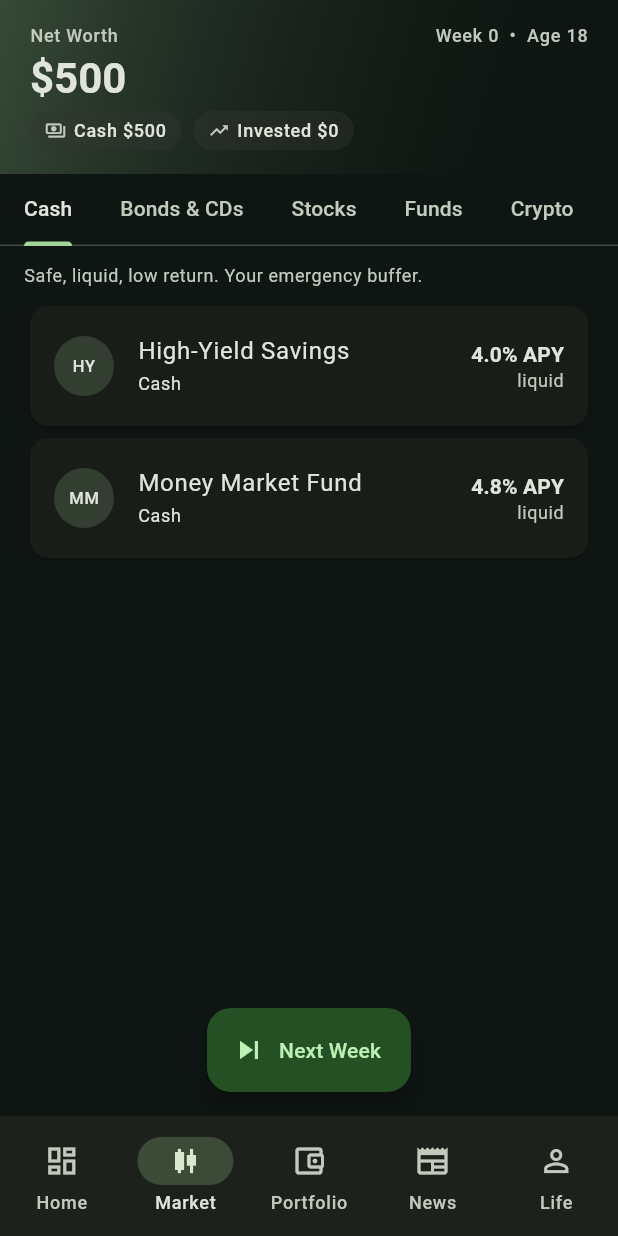
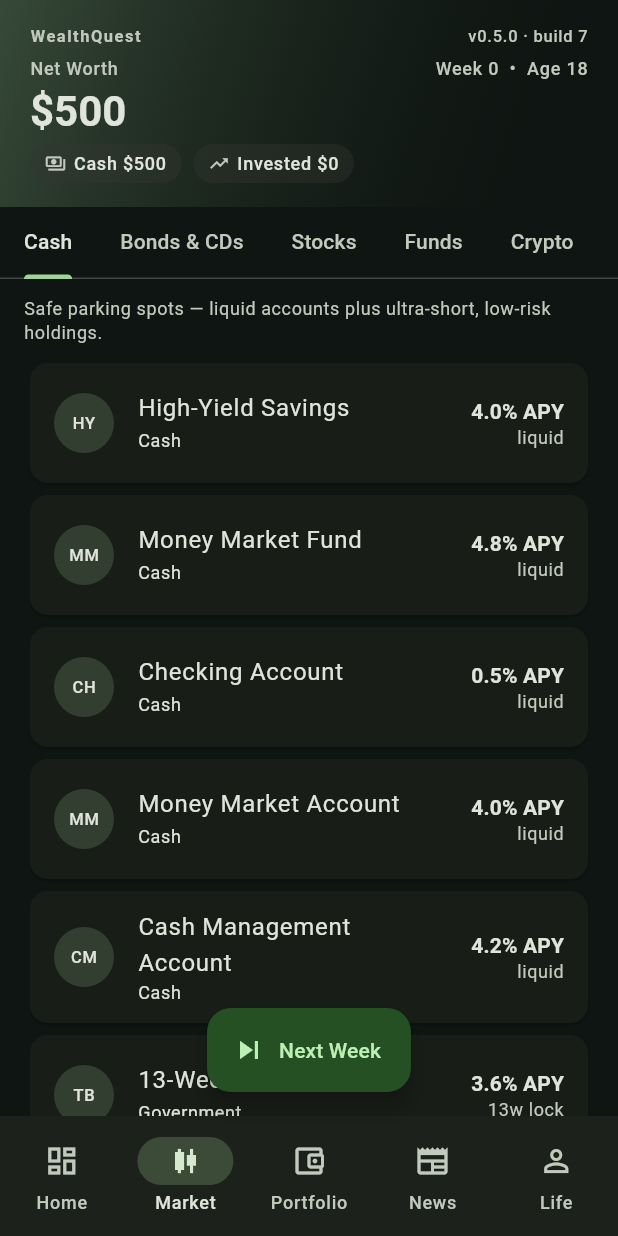
Before and after one commit to Armandoxh/Territorygame, a Flutter app: the screen it shows after launch, item 2 of the bottom bar chosen, on a phone screen of 412 x 824 dp. Run offline on Flutter 3.47's test engine with Material 3 defaults, Android fonts, the phone set to English and light mode, and no system bars.

Commit message:
WealthQuest (build 7): more cash instruments + version badge + release rule
- Cash category gains Checking, MMA, CMA, 13-Week T-Bill, Series I Bond
  (1-yr lock + $10k/yr cap, new annualPurchaseCap mechanic), and an
  Ultra-Short Bond Fund. Detail screen shows cap + remaining; MAX respects it.
- Fix CD market-row label 'd lock' -> 'w lock'.
- Add lib/version.dart (kAppVersion + kBuildNumber); pinned version badge in
  the home header so you can confirm the live build.
- Add wealthquest/CLAUDE.md with the release rule: bump build number every
  deploy and keep version.dart + pubspec + the pinned line in sync.

https://claude.ai/code/session_01TzdCgZw6BTd2YJQ9wzwCow

```diff
--- a/dev_log/6-4-2026.txt
+++ b/dev_log/6-4-2026.txt
@@ -123,3 +123,24 @@
   WHY:  User: "Swipe left to go back is a must. Right now it loads the
         page and takes time." The slowness was Safari's history-back
         reloading the SPA; an in-app pop is instant.
+
+2026-06-04  WealthQuest: more cash instruments + version badge + release rule
+  WHAT: Added 6 cash-category instruments (research-backed): Checking
+        (0.5%), Money Market Account (4%), Cash Management Account
+        (4.2%), 13-Week T-Bill (3.6%, short lock), Series I Bond
+        (4.8%, 1-yr lock, $10k/yr cap — inflation hedge, new
+        annual-purchase-cap mechanic), and an Ultra-Short Bond Fund
+        (~4.5%, tiny price wobble, etf-kind). New AssetDef field
+        annualPurchaseCap; GameController tracks per-year purchases
+        and resets each birthday; detail screen shows the cap +
+        remaining and the buy MAX respects it. Fixed market-row CD
+        label 'd lock' -> 'w lock'.
+        Also added a VERSION BADGE: lib/version.dart (kAppVersion +
+        kBuildNumber), shown pinned at the top of the home header so
+        the user can confirm the live page is current. Created
+        wealthquest/CLAUDE.md with the release rule: bump kBuildNumber
+        on every deploy, kAppVersion for features, keep pubspec +
+        the pinned 'CURRENT BUILD' line in sync. This is build 7.
+  WHY:  User: research what else fits Cash (added all picks); and
+        "put a release version number, increment it every build, pin
+        it at the top so I know what I'm looking at is current."
--- a/wealthquest/lib/data/catalog.dart
+++ b/wealthquest/lib/data/catalog.dart
@@ -24,7 +24,7 @@ class Catalog {
     AssetCategory(
       id: 'cash',
       label: 'Cash',
-      blurb: 'Safe, liquid, low return. Your emergency buffer.',
+      blurb: 'Safe parking spots — liquid accounts plus ultra-short, low-risk holdings.',
     ),
     AssetCategory(
       id: 'fixed',
@@ -71,6 +71,81 @@ class Catalog {
       minInvestment: 500,
       sector: 'Cash',
       blurb: 'Slightly higher yield than savings, still liquid.',
+    ),
+    AssetDef(
+      id: 'chk',
+      name: 'Checking Account',
+      ticker: 'CHK',
+      categoryId: 'cash',
+      kind: AssetKind.savings,
+      apy: 0.005,
+      minInvestment: 0,
+      sector: 'Cash',
+      blurb: 'Instant access, almost no yield. Don\'t park real money here.',
+    ),
+    AssetDef(
+      id: 'mma',
+      name: 'Money Market Account',
+      ticker: 'MMA',
+      categoryId: 'cash',
+      kind: AssetKind.savings,
+      apy: 0.040,
+      minInvestment: 1000,
+      sector: 'Cash',
+      blurb: 'Bank account, FDIC-insured, ~4% APY. Liquid.',
+    ),
+    AssetDef(
+      id: 'cma',
+      name: 'Cash Management Account',
+      ticker: 'CMA',
+      categoryId: 'cash',
+      kind: AssetKind.savings,
+      apy: 0.042,
+      minInvestment: 2500,
+      sector: 'Cash',
+      blurb: 'Brokerage sweep. ~4.2% APY, liquid, checking-like features.',
+    ),
+    AssetDef(
+      id: 'tbill',
+      name: '13-Week T-Bill',
+      ticker: 'TBILL',
+      categoryId: 'cash',
+      kind: AssetKind.cd,
+      apy: 0.036,
+      termDays: 13,
+      minInvestment: 100,
+      sector: 'Government',
+      creditRating: 'AAA',
+      blurb: 'U.S. government-backed. ~3.6%, 13-week lock, ultra-safe.',
+    ),
+    AssetDef(
+      id: 'ibond',
+      name: 'Series I Bond',
+      ticker: 'IBOND',
+      categoryId: 'cash',
+      kind: AssetKind.cd,
+      apy: 0.048,
+      termDays: 52,
+      minInvestment: 25,
+      sector: 'Government',
+      creditRating: 'AAA',
+      annualPurchaseCap: 10000,
+      blurb: 'Inflation-protected. 1-year lock, capped at \$10k/year.',
+    ),
+    AssetDef(
+      id: 'usbf',
+      name: 'Ultra-Short Bond Fund',
+      ticker: 'USB',
+      categoryId: 'cash',
+      kind: AssetKind.etf,
+      basePrice: 50.0,
+      dailyDrift: 0.0002,
+      dailyVol: 0.003,
+      dividendYield: 0.045,
+      expenseRatio: 0.0008,
+      sector: 'Fixed Income',
+      sharesOutstanding: 0.5e9,
+      blurb: 'Near-cash: ~4.5% yield, tiny price wobble, not FDIC-insured.',
     ),
 
     // ---- Bonds & CDs ----
--- a/wealthquest/lib/models/asset.dart
+++ b/wealthquest/lib/models/asset.dart
@@ -107,6 +107,10 @@ class AssetDef {
   /// Credit rating for bonds, e.g. "AAA". Empty if not applicable.
   final String creditRating;
 
+  /// Maximum dollars that can be bought per in-game year (52 weeks). 0 = no
+  /// cap. Used by Series I Bonds.
+  final double annualPurchaseCap;
+
   final String blurb;
 
   const AssetDef({
@@ -127,6 +131,7 @@ class AssetDef {
     this.dividendYield = 0,
     this.expenseRatio = 0,
     this.creditRating = '',
+    this.annualPurchaseCap = 0,
     this.blurb = '',
   });
 
--- a/wealthquest/lib/state/game_controller.dart
+++ b/wealthquest/lib/state/game_controller.dart
@@ -58,6 +58,10 @@ class GameController extends ChangeNotifier {
   /// Whether the exact reliability % is shown. Flipped on by the (future)
   /// upgrade tree.
   bool reliabilityRevealed = false;
+
+  /// Dollars bought this in-game year of capped assets (e.g. I Bonds). Reset
+  /// every birthday.
+  final Map<String, double> _purchasedThisYear = {};
 
   int _nextHoldingId = 1;
 
@@ -173,8 +177,19 @@ class GameController extends ChangeNotifier {
     if (amount < def.minInvestment) {
       return 'Minimum for ${def.name} is \$${def.minInvestment.toStringAsFixed(0)}.';
     }
+    if (def.annualPurchaseCap > 0) {
+      final remaining = remainingAnnualCap(def);
+      if (amount > remaining + 0.001) {
+        return remaining <= 0.001
+            ? '${def.name}: \$${def.annualPurchaseCap.toStringAsFixed(0)}/year limit already reached.'
+            : 'Only \$${remaining.toStringAsFixed(0)} of ${def.name} left to buy this year.';
+      }
+    }
 
     cash -= amount;
+    if (def.annualPurchaseCap > 0) {
+      _purchasedThisYear[def.id] = (_purchasedThisYear[def.id] ?? 0) + amount;
+    }
 
     if (def.kind.isInterestBearing) {
       if (def.kind == AssetKind.savings) {
@@ -269,6 +284,14 @@ class GameController extends ChangeNotifier {
   List<JobDef> get availableJobs =>
       Catalog.jobs.where((j) => ageYears >= j.minAge).toList();
 
+  /// Remaining dollars you can still buy of a capped asset this year.
+  double remainingAnnualCap(AssetDef def) {
+    if (def.annualPurchaseCap <= 0) return double.infinity;
+    final used = _purchasedThisYear[def.id] ?? 0;
+    final r = def.annualPurchaseCap - used;
+    return r < 0 ? 0 : r;
+  }
+
   /// The heart of the loop. Advance one day (= one in-game week).
   DayResult advanceDay() {
     final before = netWorth;
@@ -357,6 +380,7 @@ class GameController extends ChangeNotifier {
     day += 1;
     if (hadBirthday) {
       events.add('🎂 Happy birthday — you are now $ageYears.');
+      _purchasedThisYear.clear(); // annual purchase caps reset each year
     }
 
     // 7) Publish next week's edition of rumors.
--- a/wealthquest/lib/ui/asset_detail_screen.dart
+++ b/wealthquest/lib/ui/asset_detail_screen.dart
@@ -19,14 +19,21 @@ class AssetDetailScreen extends StatelessWidget {
   final AssetDef def;
 
   Future<void> _buy(BuildContext context) async {
+    var maxBuy = game.cash;
+    String? capNote;
+    if (def.annualPurchaseCap > 0) {
+      final remaining = game.remainingAnnualCap(def);
+      if (remaining < maxBuy) maxBuy = remaining;
+      capNote = '${money(remaining)} left to buy this year (cap ${moneyWhole(def.annualPurchaseCap)}/yr)';
+    }
     final amount = await showAmountSheet(
       context,
       title: 'Buy ${def.name}',
       actionLabel: 'Buy',
-      max: game.cash,
+      max: maxBuy,
       helper: def.kind.isPriceBased
           ? 'Price ${price(game.priceOf(def.id))} • ${signedPct(game.dailyChange(def.id))} this week'
-          : def.blurb,
+          : capNote ?? def.blurb,
     );
     if (amount == null || !context.mounted) return;
     final err = game.buy(def, amount);
@@ -228,6 +235,10 @@ class AssetDetailScreen extends StatelessWidget {
         rows.add(const MapEntry('Liquidity', 'Withdraw anytime'));
       }
     }
+    if (def.annualPurchaseCap > 0) {
+      rows.add(MapEntry('Annual limit', '${moneyWhole(def.annualPurchaseCap)}/yr'));
+      rows.add(MapEntry('Left this year', moneyWhole(game.remainingAnnualCap(def))));
+    }
     if (def.minInvestment > 0) {
       rows.add(MapEntry('Minimum', moneyWhole(def.minInvestment)));
     }
--- a/wealthquest/lib/ui/home_screen.dart
+++ b/wealthquest/lib/ui/home_screen.dart
@@ -2,6 +2,7 @@ import 'package:flutter/material.dart';
 
 import '../state/game_controller.dart';
 import '../util/format.dart';
+import '../version.dart';
 import 'dashboard_tab.dart';
 import 'life_tab.dart';
 import 'market_tab.dart';
@@ -142,6 +143,26 @@ class _Header extends StatelessWidget {
                 mainAxisAlignment: MainAxisAlignment.spaceBetween,
                 children: [
                   Text(
+                    'WealthQuest',
+                    style: theme.textTheme.labelSmall?.copyWith(
+                      color: theme.colorScheme.onSurfaceVariant,
+                      fontWeight: FontWeight.bold,
+                      letterSpacing: 1,
+                    ),
+                  ),
+                  Text(
+                    appVersionLabel,
+                    style: theme.textTheme.labelSmall?.copyWith(
+                      color: theme.colorScheme.onSurfaceVariant,
+                    ),
+                  ),
+                ],
+              ),
+              const SizedBox(height: 6),
+              Row(
+                mainAxisAlignment: MainAxisAlignment.spaceBetween,
+                children: [
+                  Text(
                     'Net Worth',
                     style: theme.textTheme.labelMedium?.copyWith(
                       color: theme.colorScheme.onSurfaceVariant,
--- a/wealthquest/lib/ui/market_tab.dart
+++ b/wealthquest/lib/ui/market_tab.dart
@@ -98,7 +98,7 @@ class _AssetRow extends StatelessWidget {
       bottomColor = gainColor(ch);
     } else {
       top = '${pct(def.apy)} APY';
-      bottom = def.kind == AssetKind.cd ? '${def.termDays}d lock' : 'liquid';
+      bottom = def.kind == AssetKind.cd ? '${def.termDays}w lock' : 'liquid';
     }
 
     return Card(
--- /dev/null
+++ b/wealthquest/lib/version.dart
@@ -0,0 +1,10 @@
+/// App version + build number.
+///
+/// IMPORTANT: bump [kBuildNumber] on EVERY deploy (and [kAppVersion] for
+/// notable features) — see wealthquest/CLAUDE.md. The badge pinned at the top
+/// of the home header shows this, so you can instantly confirm the live page is
+/// the latest build (and not a stale cache).
+const String kAppVersion = '0.5.0';
+const int kBuildNumber = 7;
+
+String get appVersionLabel => 'v$kAppVersion · build $kBuildNumber';
--- a/wealthquest/pubspec.yaml
+++ b/wealthquest/pubspec.yaml
@@ -1,7 +1,7 @@
 name: wealthquest
 description: "A mobile life-sim / stock-market game. Start at 18 with a day job; each Next Day is a week — watch your investments perform."
 publish_to: "none"
-version: 0.1.0+1
+version: 0.5.0+7
 
 environment:
   sdk: ">=3.4.0 <4.0.0"
```
Also changed, not shown: 2 other files.
